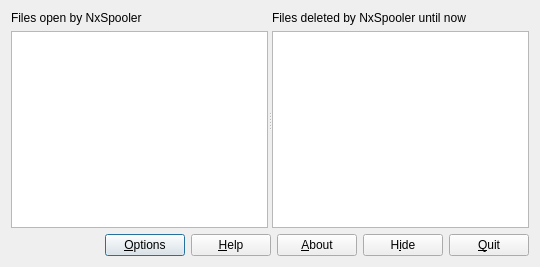
Above: trunk/nxspooler.ui from BackupTheBerlios/nxspooler-svn before the change. Below: the same form after it.
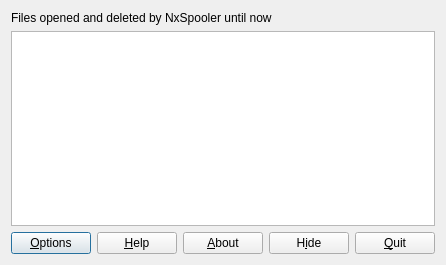
That is the form after the change. Icons and pictures are not drawn.

Commit message: We return to the state before folder open and not delete some extension. We'll begin to detect an special extension: .open

The edit to the form file:
```diff
--- a/trunk/nxspooler.ui
+++ b/trunk/nxspooler.ui
@@ -9,8 +9,8 @@
    <rect>
     <x>0</x>
     <y>0</y>
-    <width>540</width>
-    <height>267</height>
+    <width>405</width>
+    <height>265</height>
    </rect>
   </property>
   <property name="windowTitle">
@@ -25,21 +25,20 @@
   </property>
   <layout class="QVBoxLayout" name="verticalLayout_3">
    <item>
-    <widget class="QSplitter" name="splitter">
-     <property name="orientation">
-      <enum>Qt::Horizontal</enum>
-     </property>
-     <widget class="QWidget" name="layoutWidget">
-      <layout class="QVBoxLayout" name="v_2">
-       <item>
-        <widget class="QLabel" name="m_label_open">
+    <widget class="QLabel" name="m_label_2">
          <property name="text">
-          <string>Files open by NxSpooler</string>
+      <string>Files opened and deleted by NxSpooler until now</string>
          </property>
         </widget>
        </item>
        <item>
-        <widget class="QListWidget" name="m_listOpenFiles">
+    <widget class="QListWidget" name="m_listFiles">
+     <property name="sizePolicy">
+      <sizepolicy hsizetype="Expanding" vsizetype="MinimumExpanding">
+       <horstretch>0</horstretch>
+       <verstretch>0</verstretch>
+      </sizepolicy>
+     </property>
          <property name="minimumSize">
           <size>
            <width>0</width>
@@ -52,31 +51,6 @@
          <property name="whatsThis">
           <string>Files that have been opened and deleted during the execution of NxSpooler.</string>
          </property>
-        </widget>
-       </item>
-      </layout>
-     </widget>
-     <widget class="QWidget" name="layoutWidget">
-      <layout class="QVBoxLayout" name="v_1">
-       <item>
-        <widget class="QLabel" name="m_label_deleted">
-         <property name="text">
-          <string>Files deleted by NxSpooler until now</string>
-         </property>
-        </widget>
-       </item>
-       <item>
-        <widget class="QListWidget" name="m_listDeletedFiles">
-         <property name="minimumSize">
-          <size>
-           <width>0</width>
-           <height>40</height>
-          </size>
-         </property>
-        </widget>
-       </item>
-      </layout>
-     </widget>
     </widget>
    </item>
    <item>
```
Left out of the diff: 2 changed lines with no effect on the pictures. Lines whose indentation alone changed are shown as unchanged. The commit also changes 8 other files.
